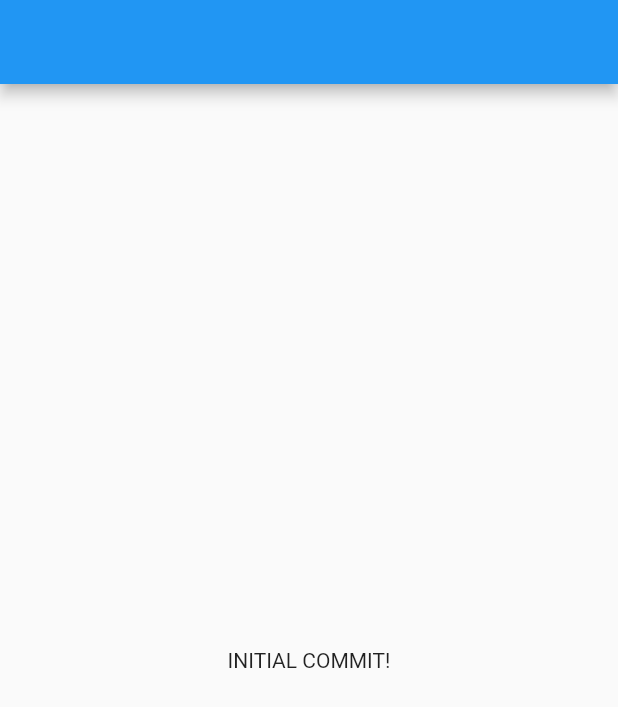
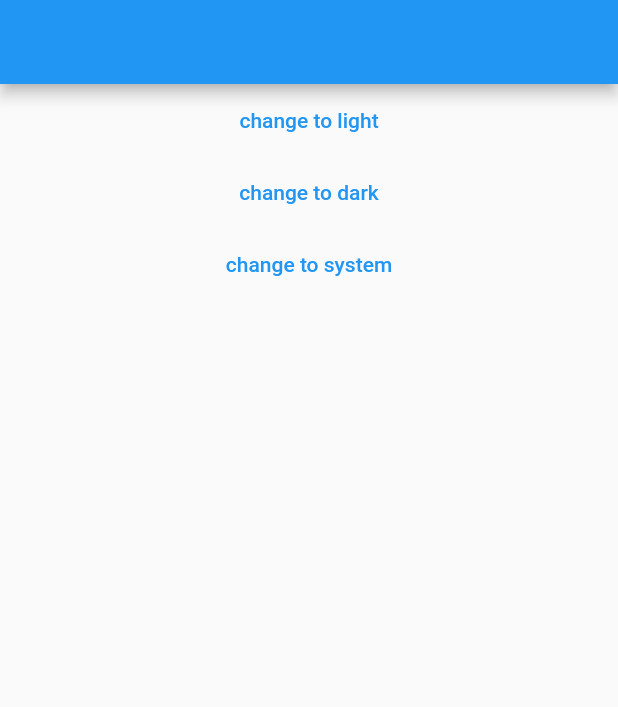
Before and after one commit to Bigstar1108/flutter_getx_study, a Flutter app: the screen it shows after launch, on a phone screen of 412 x 824 dp. Shown: the top 707 px of the screen. Run offline on Flutter 3.47's test engine with Material 2 defaults, Android fonts, the phone set to English and light mode, and no system bars; our stand-ins replace get, shared_preferences.

Commit message:
Feat: add select theme func

```diff
--- /dev/null
+++ b/lib/global_repository.dart
@@ -0,0 +1,21 @@
+import 'package:shared_preferences/shared_preferences.dart';
+
+class GlobalRepository {
+  static final GlobalRepository _instance = GlobalRepository._();
+
+  static SharedPreferences? _prefs;
+
+  SharedPreferences? get pref => _prefs;
+
+  factory GlobalRepository() => _instance;
+
+  GlobalRepository._() {
+    if (_prefs == null) {
+      setPrefs();
+    }
+  }
+
+  static Future<void> setPrefs() async {
+    _prefs = await SharedPreferences.getInstance();
+  }
+}
--- a/lib/main.dart
+++ b/lib/main.dart
@@ -1,17 +1,62 @@
 import 'package:flutter/material.dart';
+import 'package:flutter_getx_study/global_repository.dart';
+import 'package:flutter_getx_study/theme_repository.dart';
+import 'package:get/get.dart';
 
-void main() {
+Future<void> main() async {
+  WidgetsFlutterBinding.ensureInitialized();
+
+  await GlobalRepository.setPrefs();
+
   runApp(MyApp());
 }
 
-class MyApp extends StatelessWidget {
+class MyApp extends StatefulWidget {
+  @override
+  _MyApp createState() => _MyApp();
+}
+
+class _MyApp extends State<MyApp> with WidgetsBindingObserver {
+  final themeRepository = ThemeRepository();
+
+  @override
+  void initState() {
+    super.initState();
+    WidgetsBinding.instance!.addObserver(this);
+  }
+
+  @override
+  void dispose() {
+    WidgetsBinding.instance!.removeObserver(this);
+    super.dispose();
+  }
+
+  @override
+  void didChangePlatformBrightness() {
+    if (themeRepository.themeMode == ThemeMode.system) {
+      final isDarkMode = WidgetsBinding.instance!.window.platformBrightness == Brightness.dark;
+
+      if (isDarkMode) {
+        Get.changeThemeMode(ThemeMode.dark);
+      } else {
+        Get.changeThemeMode(ThemeMode.light);
+      }
+    }
+
+    super.didChangePlatformBrightness();
+  }
+
   @override
   Widget build(BuildContext context) {
-    return MaterialApp(
+    return GetMaterialApp(
       title: 'Flutter Demo',
-      theme: ThemeData(
-        primarySwatch: Colors.blue,
+      theme: ThemeData.light().copyWith(
+        backgroundColor: Colors.white,
       ),
+      darkTheme: ThemeData.dark().copyWith(
+        backgroundColor: Colors.black,
+      ),
+      themeMode: themeRepository.themeMode,
       home: MyHomePage(),
     );
   }
@@ -23,7 +68,28 @@ class MyHomePage extends StatelessWidget {
     return Scaffold(
       appBar: AppBar(),
       body: Center(
-        child: Text('INITIAL COMMIT!'),
+        child: Column(
+          children: [
+            TextButton(
+              child: Text('change to light'),
+              onPressed: () {
+                ThemeRepository().changeThemeMode(ThemeMode.light);
+              },
+            ),
+            TextButton(
+              child: Text('change to dark'),
+              onPressed: () {
+                ThemeRepository().changeThemeMode(ThemeMode.dark);
+              },
+            ),
+            TextButton(
+              child: Text('change to system'),
+              onPressed: () {
+                ThemeRepository().changeThemeMode(ThemeMode.system);
+              },
+            ),
+          ],
+        ),
       ),
     );
   }
--- /dev/null
+++ b/lib/theme_repository.dart
@@ -0,0 +1,49 @@
+import 'package:flutter/material.dart';
+import 'package:flutter_getx_study/global_repository.dart';
+
+import 'package:get/get.dart';
+
+class ThemeRepository {
+  const ThemeRepository();
+
+  static const String _systemColorThemeKey = 'system';
+  static const String _darkColorThemeKey = 'dark';
+  static const String _lightColorThemeKey = 'light';
+
+  static const String _appThemeKey = 'themeKey';
+
+  ThemeMode get themeMode {
+    switch (GlobalRepository().pref!.getString(_appThemeKey)) {
+      case _lightColorThemeKey:
+        return ThemeMode.light;
+      case _darkColorThemeKey:
+        return ThemeMode.dark;
+      case _systemColorThemeKey:
+      default:
+        return ThemeMode.system;
+    }
+  }
+
+  void saveThemeMode(String themeModeKey) async {
+    var pref = GlobalRepository().pref!;
+
+    await pref.setString(_appThemeKey, themeModeKey);
+  }
+
+  void changeThemeMode(ThemeMode themeMode) {
+    Get.changeThemeMode(themeMode);
+
+    switch (themeMode) {
+      case ThemeMode.light:
+        saveThemeMode(_lightColorThemeKey);
+        break;
+      case ThemeMode.dark:
+        saveThemeMode(_darkColorThemeKey);
+        break;
+      case ThemeMode.system:
+      default:
+        saveThemeMode(_systemColorThemeKey);
+        break;
+    }
+  }
+}
--- a/pubspec.yaml
+++ b/pubspec.yaml
@@ -11,6 +11,10 @@ environment:
 dependencies:
   flutter:
     sdk: flutter
+
+  get: ^4.2.4
+  get_storage: ^2.0.3
+  shared_preferences: ^2.0.6
   cupertino_icons: ^1.0.2
 
 dev_dependencies:
```
Also changed, not shown: pubspec.lock, 6 other files.
